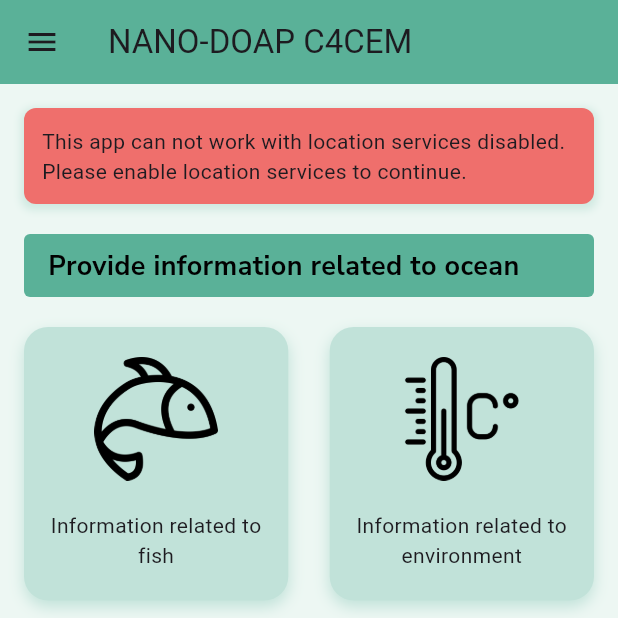
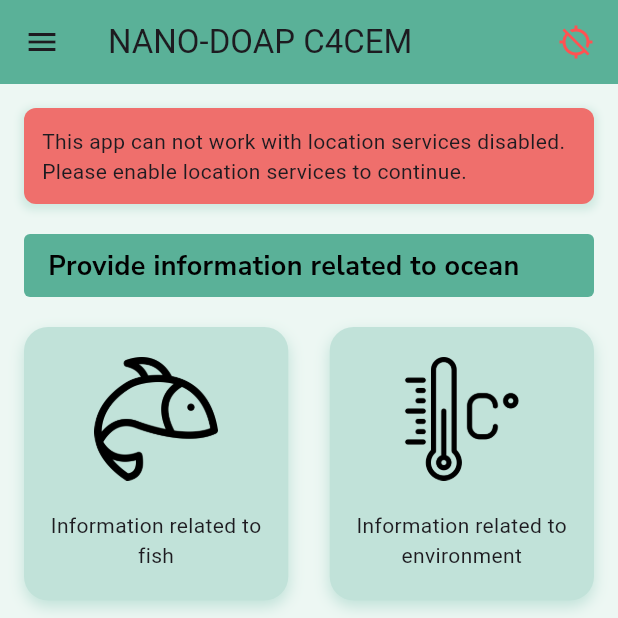
Before and after one commit to mainul99m/nano-doap-c4cem, a Flutter app: the screen it shows after launch, on a phone screen of 412 x 824 dp, the top half of it. Run offline on Flutter 3.47's test engine with Material 3 defaults, Android fonts, the light colour scheme and no system bars; our stand-ins replace geolocator, get, google_fonts, lottie, shared_preferences.

Commit message:
add location services

```diff
--- /dev/null
+++ b/lib/services/location_services.dart
@@ -0,0 +1,54 @@
+import 'package:geolocator/geolocator.dart';
+import 'package:get/get.dart';
+import '../utils/custom_message.dart';
+
+class LocationService{
+  static Future<Position?> getCurrentLocation() async{
+    print('getCurrentLocation called');
+    bool serviceEnabled;
+    LocationPermission permission;
+    serviceEnabled = await Geolocator.isLocationServiceEnabled();
+    if(!serviceEnabled){
+      Get.defaultDialog(
+        title: 'Location Service Disabled',
+        middleText: 'Please enable location services to continue',
+        textConfirm: 'Open Settings',
+        onConfirm: () async{
+          await Geolocator.openLocationSettings();
+          Get.back();
+        },
+      );
+    }
+    permission = await Geolocator.checkPermission();
+    if(permission == LocationPermission.denied){
+      permission = await Geolocator.requestPermission();
+      if(permission == LocationPermission.deniedForever){
+        CustomMessage.showErrorMessage(
+            title: 'Location Service Denied',
+            message: 'Location permissions are permanently denied, we cannot request permissions.'
+        );
+      }
+      if(permission == LocationPermission.denied){
+        CustomMessage.showErrorMessage(
+            title: 'Location Service Denied',
+            message: 'Location permissions are denied, we cannot request permissions.'
+        );
+      }
+    }
+
+    if (permission == LocationPermission.deniedForever) {
+      CustomMessage.showErrorMessage(
+          title: 'Location Service Denied',
+          message: 'Location permissions are permanently denied, we cannot request permissions.'
+      );
+      return null;
+    }
+
+    final LocationSettings locationSettings = LocationSettings(
+      accuracy: LocationAccuracy.high,
+      distanceFilter: 50,
+    );
+
+    return await Geolocator.getCurrentPosition(locationSettings: locationSettings);
+  }
+}
--- a/lib/views/home_screen.dart
+++ b/lib/views/home_screen.dart
@@ -1,5 +1,6 @@
 import 'package:flutter/material.dart';
 import 'package:get/get.dart';
+import 'package:lottie/lottie.dart';
 import 'package:nano_doap_c4cem/controllers/home_screen_controller.dart';
 import 'package:nano_doap_c4cem/utils/app_colors.dart';
 import 'package:nano_doap_c4cem/views/components/custom_appbar.dart';
@@ -15,7 +16,33 @@ class HomeScreen extends StatelessWidget {
   Widget build(BuildContext context) {
     return Scaffold(
       appBar: CustomAppbar(
-          title: 'NANO-DOAP C4CEM'.tr,
+        title: 'NANO-DOAP C4CEM'.tr,
+        actions: [
+          Visibility(
+              visible: controller.isSyncing.value,
+              child: Row(
+                children: [
+                  Lottie.asset(
+                      'assets/lottie/syncing.json',
+                      height: 40
+                  ),
+                  SizedBox(width: 16,)
+                ],
+              ),
+          ),
+          Obx(()=>Visibility(
+            visible: !controller.isLocationServiceEnabled.value,
+            child: Row(
+              children: [
+                Icon(
+                  Icons.location_disabled,
+                  color: Colors.redAccent,
+                ),
+                SizedBox(width: 16,)
+              ],
+            ),
+          ))
+        ],
       ),
       backgroundColor: AppColors.backgroundColor,
       drawer: Drawer(
```
Also changed, not shown: assets/lottie/syncing.json (added, +1 -0 lines), lib/controllers/home_screen_controller.dart (+37 -0 lines), lib/utils/custom_message.dart (added, +14 -0 lines), pubspec.yaml (+6 -1 lines), 2 other files.
